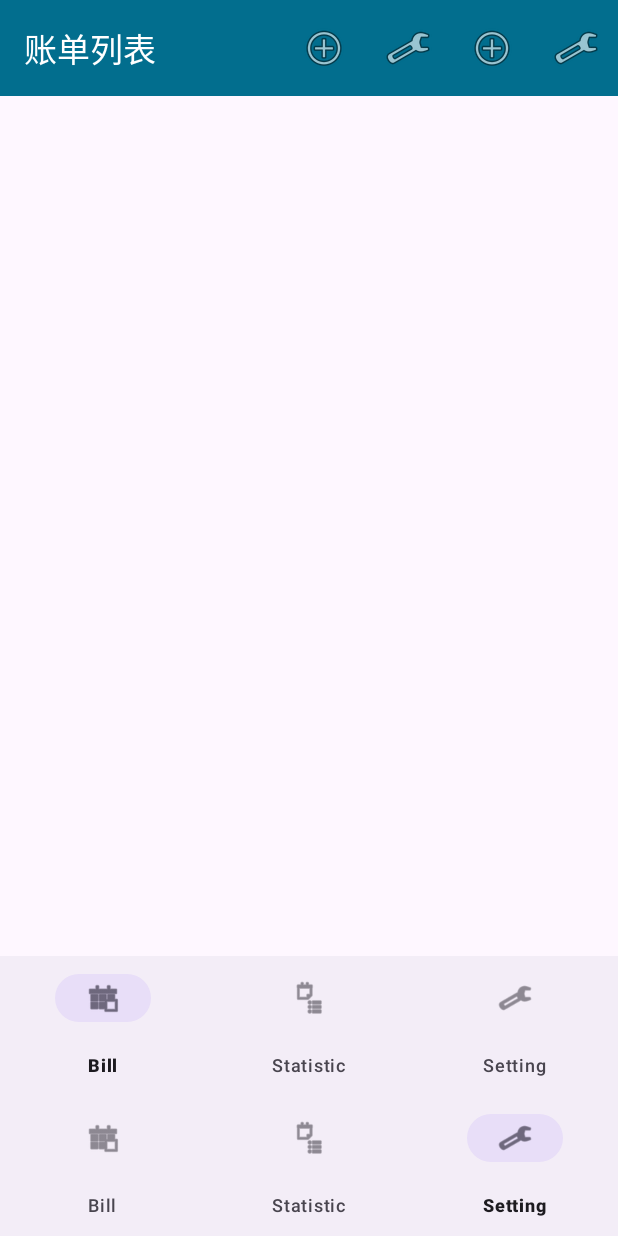
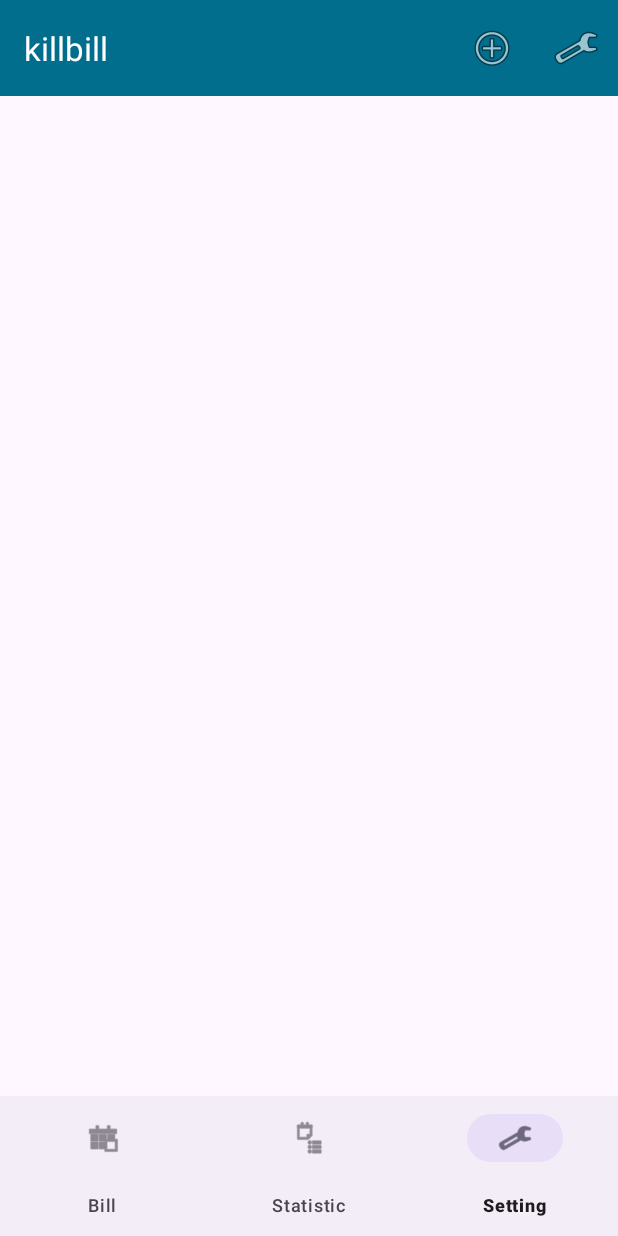
Before and after one commit to JerryHuang0424/killbill, an Android app: the screen it shows after launch (MainActivity), item 3 of the bottom bar chosen, on a phone screen of 412 x 824 dp. Run offline under Robolectric (Android 15) with nearby library versions, the phone set to English and light mode, and no system bars; our stand-ins replace Timber; libraries missing offline, so code that uses them is left out: com.github.mikephil.charting, com.permissionx.guolindev; 3 statements that could not run were skipped.

Commit message:
完善了新结构的布局，解决了一些小问题，但是现在更新出现问题

```diff
--- a/app/src/main/java/org/wit/killbill/activity/MainActivity.kt
+++ b/app/src/main/java/org/wit/killbill/activity/MainActivity.kt
@@ -6,7 +6,9 @@ import android.os.Bundle
 import android.os.Handler
 import android.os.Looper
 import android.view.Menu
+import android.view.MenuItem
 import android.widget.Toast
+import androidx.activity.result.contract.ActivityResultContracts
 import androidx.annotation.RequiresApi
 import androidx.appcompat.app.AppCompatActivity
 import androidx.core.app.NotificationManagerCompat
@@ -21,9 +23,11 @@ import org.wit.killbill.notifyServer.NotifyService
 
 
 class MainActivity : AppCompatActivity() {
+    private val handler = Handler(Looper.getMainLooper())
+    private lateinit var refreshRunnable: Runnable
+    private val refreshInterval = 1000L // 1秒
     private lateinit var binding: MainActivityBinding
-    private val refreshHandler = Handler(Looper.getMainLooper())
-    private val refreshInterval = 1000L // 1秒 = 1000毫秒
+    private lateinit var notifyService: NotifyService
     companion object {
         private const val REQUEST_CODE = 9527
     }
@@ -31,8 +35,16 @@ class MainActivity : AppCompatActivity() {
     @RequiresApi(Build.VERSION_CODES.O)
     override fun onCreate(savedInstanceState: Bundle?) {
         super.onCreate(savedInstanceState)
+//        updateRunnable = object : Runnable {
+//            override fun run() {
+//                updateAllFragments()
+//                refreshHandler.postDelayed(this, refreshInterval)
+//            }
+//        }
         binding = MainActivityBinding.inflate(layoutInflater)
         setContentView(binding.root)
+
+//        startAutoUpdate()
 
         if (Build.VERSION.SDK_INT >= Build.VERSION_CODES.TIRAMISU
             && !PermissionX.isGranted(this, android.Manifest.permission.POST_NOTIFICATIONS)) {
@@ -49,6 +61,9 @@ class MainActivity : AppCompatActivity() {
             startForegroundService(intent)
         }
 
+        binding.toolbar.title = title
+        setSupportActionBar(binding.toolbar)
+
         setupBottomNavigation()
         if (savedInstanceState == null) {
             // 默认加载DailyFragment
@@ -57,6 +72,38 @@ class MainActivity : AppCompatActivity() {
                 .commit()
         }
     }
+//    private fun startAutoUpdate() {
+//        refreshHandler.postDelayed(updateRunnable, refreshInterval)
+//    }
+//
+//    private fun stopAutoUpdate() {
+//        refreshHandler.removeCallbacks(updateRunnable)
+//    }
+//
+//    fun updateAllFragments() {
+//        supportFragmentManager.fragments.forEach { fragment ->
+//            when (fragment) {
+//                is DailyFragment -> fragment.updateRecyclerView()
+//                is NotifyListFragment -> fragment.updateRecyclerView()
+//            }
+//        }
+//    }
+//
+//    override fun onPause() {
+//        super.onPause()
+//        stopAutoUpdate() // 暂停时停止更新
+//    }
+//
+//    override fun onResume() {
+//        super.onResume()
+//        startAutoUpdate() // 恢复时重新开始更新
+//    }
+//
+//    override fun onDestroy() {
+//        super.onDestroy()
+//        stopAutoUpdate() // 销毁时确保停止
+//    }
+
 
     private fun setupBottomNavigation() {
         binding.bottomNavigation.setOnNavigationItemSelectedListener { item ->
@@ -86,18 +133,6 @@ class MainActivity : AppCompatActivity() {
             }
         }
     }
-//    private val refreshRunnable = object : Runnable {
-//        override fun run() {
-//            // 获取最新数据并更新 Adapter
-//            (binding.recyclerView.adapter)?.notifyItemRangeChanged(0,app.notifyNotifyModels.findAll().size)
-//            // 再次延迟执行（实现循环）
-//            refreshHandler.postDelayed(this, refreshInterval)
-//        }
-//    }
-//
-//    private fun startAutoRefresh() {
-//        refreshHandler.postDelayed(refreshRunnable, refreshInterval)
-//    }
 
     override fun onCreateOptionsMenu(menu: Menu?): Boolean {
         menuInflater.inflate(R.menu.menu_add, menu)
@@ -105,20 +140,21 @@ class MainActivity : AppCompatActivity() {
         return super.onCreateOptionsMenu(menu)
     }
 
-//    override fun onOptionsItemSelected(item: MenuItem): Boolean {
-//        when(item.itemId){
-//            R.id.item_add -> {
-//                val launchIntent = Intent(this, PageMainActivity::class.java)
-//                getResult.launch(launchIntent)            }
-//        }
-//        when(item.itemId){
-//            R.id.item_setting -> {
-//                requestPermission()
-//                return true
-//            }
-//        }
-//        return super.onOptionsItemSelected(item)
-//    }
+    override fun onOptionsItemSelected(item: MenuItem): Boolean {
+        when(item.itemId){
+            R.id.item_add -> {
+                val launchIntent = Intent(this, PageMainActivity::class.java)
+                startActivity(launchIntent)
+            }
+        }
+        when(item.itemId){
+            R.id.item_setting -> {
+                requestPermission()
+                return true
+            }
+        }
+        return super.onOptionsItemSelected(item)
+    }
 
     /**
      * 请求通知监听权限
@@ -141,16 +177,16 @@ class MainActivity : AppCompatActivity() {
         Toast.makeText(this, msg, Toast.LENGTH_SHORT).show()
     }
 
-//    override fun onActivityResult(requestCode: Int, resultCode: Int, data: Intent?) {
-//        super.onActivityResult(requestCode, resultCode, data)
-//        if (requestCode == REQUEST_CODE) {
-//            if (notifyService.isNLServiceEnabled()) {
-//                showMsg("通知服务已开启")
-//                notifyService.toggleNotificationListenerService(true)
-//            } else {
-//                showMsg("通知服务未开启")
-//                notifyService.toggleNotificationListenerService(false)
-//            }
-//        }
-//    }
+    override fun onActivityResult(requestCode: Int, resultCode: Int, data: Intent?) {
+        super.onActivityResult(requestCode, resultCode, data)
+        if (requestCode == REQUEST_CODE) {
+            if (notifyService.isNLServiceEnabled()) {
+                showMsg("通知服务已开启")
+                notifyService.toggleNotificationListenerService(true)
+            } else {
+                showMsg("通知服务未开启")
+                notifyService.toggleNotificationListenerService(false)
+            }
+        }
+    }
 }
--- a/app/src/main/java/org/wit/killbill/activity/NotifyListActivity.kt
+++ b/app/src/main/java/org/wit/killbill/activity/NotifyListActivity.kt
@@ -3,6 +3,8 @@ package org.wit.killbill.fragment
 import android.app.Activity.RESULT_OK
 import android.content.Intent
 import android.os.Bundle
+import android.os.Handler
+import android.os.Looper
 import android.view.LayoutInflater
 import android.view.Menu
 import android.view.MenuInflater
@@ -28,6 +30,9 @@ class NotifyListFragment : Fragment(), NotifyAdapterListener {
             return NotifyListFragment()
         }
     }
+    private val handler = Handler(Looper.getMainLooper())
+    private lateinit var refreshRunnable: Runnable
+    private val refreshInterval = 1000L // 1秒
     private var _binding: ActivityListMainBinding? = null
     private val binding get() = _binding!!
     private lateinit var app: MainApp
@@ -45,17 +50,45 @@ class NotifyListFragment : Fragment(), NotifyAdapterListener {
     override fun onViewCreated(view: View, savedInstanceState: Bundle?) {
         super.onViewCreated(view, savedInstanceState)
 
+        refreshRunnable = object : Runnable {
+            override fun run() {
+                updateRecyclerView()
+                handler.postDelayed(this, refreshInterval) // 循环执行
+            }
+        }
+
+        startAutoRefresh()
         app = requireActivity().application as MainApp
-
-        // 设置Toolbar
-        binding.toolbar.title = "账单列表"
-        (requireActivity() as? AppCompatActivity)?.setSupportActionBar(binding.toolbar)
-        setHasOptionsMenu(true)
 
         // 初始化RecyclerView
         val layoutManager = LinearLayoutManager(requireContext())
         binding.recyclerView.layoutManager = layoutManager
         binding.recyclerView.adapter = NotifyAdapter(app.notifyNotifyModels.findAll(), this)
+    }
+
+    private fun startAutoRefresh() {
+        handler.postDelayed(refreshRunnable, refreshInterval)
+    }
+
+    private fun stopAutoRefresh() {
+        handler.removeCallbacks(refreshRunnable)
+    }
+
+    override fun onPause() {
+        super.onPause()
+        stopAutoRefresh()
+    }
+
+    override fun onResume() {
+        super.onResume()
+        startAutoRefresh()
+    }
+
+
+
+    fun updateRecyclerView(){
+        binding.recyclerView.adapter?.notifyItemRangeChanged(0, app.notifyNotifyModels.findAll().size)
+
     }
 
     @Deprecated("Deprecated in Java")
@@ -105,6 +138,7 @@ class NotifyListFragment : Fragment(), NotifyAdapterListener {
 
     override fun onDestroyView() {
         super.onDestroyView()
+        stopAutoRefresh()
         _binding = null
     }
 }
--- a/app/src/main/java/org/wit/killbill/activity/dailyActivity.kt
+++ b/app/src/main/java/org/wit/killbill/activity/dailyActivity.kt
@@ -13,13 +13,9 @@ import androidx.activity.result.contract.ActivityResultContracts
 import androidx.annotation.RequiresApi
 import androidx.fragment.app.Fragment
 import androidx.recyclerview.widget.LinearLayoutManager
-import com.google.android.material.bottomnavigation.BottomNavigationView
-import com.permissionx.guolindev.PermissionX
-import org.wit.killbill.R
 import org.wit.killbill.activity.PageMainActivity
 import org.wit.killbill.adapter.NotifyAdapter
 import org.wit.killbill.adapter.NotifyAdapterListener
-import org.wit.killbill.backGroundService.BackGroundService
 import org.wit.killbill.databinding.DailyStatusBinding
 import org.wit.killbill.main.MainApp
 import org.wit.killbill.models.NotifyModel
@@ -32,12 +28,14 @@ class DailyFragment : Fragment(), NotifyAdapterListener {
             return DailyFragment()
         }
     }
+    private val handler = Handler(Looper.getMainLooper())
+    private lateinit var refreshRunnable: Runnable
+    private val refreshInterval = 1000L // 1秒
     private var _binding: DailyStatusBinding? = null
     private val binding get() = _binding!!
     private lateinit var app: MainApp
     private var position: Int = 0
-    private val refreshHandler = Handler(Looper.getMainLooper())
-    private val refreshInterval = 1000L // 1秒 = 1000毫秒
+
 
     @RequiresApi(Build.VERSION_CODES.O)
     override fun onCreateView(
@@ -52,10 +50,25 @@ class DailyFragment : Fragment(), NotifyAdapterListener {
     override fun onViewCreated(view: View, savedInstanceState: Bundle?) {
         super.onViewCreated(view, savedInstanceState)
 
-        app = requireActivity().application as MainApp
+        refreshRunnable = object : Runnable {
+            override fun run() {
+                updateRecyclerView()
+                handler.postDelayed(this, refreshInterval) // 循环执行
+            }
+        }
 
         startAutoRefresh()
 
+        app = requireActivity().application as MainApp
+
+        refreshRunnable = object : Runnable {
+            override fun run() {
+                updateRecyclerView() // 刷新数据
+                handler.postDelayed(this, refreshInterval) // 循环执行
+            }
+        }
+
+        startAutoRefresh()
         // 设置特定的时间，筛选全部账单中符合时间规定
         val calendar = Calendar.getInstance()
         val currentYear = calendar.get(Calendar.YEAR)
@@ -90,14 +103,26 @@ class DailyFragment : Fragment(), NotifyAdapterListener {
     }
 
     private fun startAutoRefresh() {
-        refreshHandler.postDelayed(refreshRunnable, refreshInterval)
+        handler.postDelayed(refreshRunnable, refreshInterval)
     }
 
-    private val refreshRunnable = object : Runnable {
-        override fun run() {
-            binding.rvBillList.adapter?.notifyItemRangeChanged(0, app.notifyNotifyModels.findAll().size)
-            refreshHandler.postDelayed(this, refreshInterval)
-        }
+    private fun stopAutoRefresh() {
+        handler.removeCallbacks(refreshRunnable)
+    }
+
+    override fun onPause() {
+        super.onPause()
+        stopAutoRefresh()
+    }
+
+    override fun onResume() {
+        super.onResume()
+        startAutoRefresh()
+    }
+
+    fun updateRecyclerView(){
+        binding.rvBillList.adapter?.notifyItemRangeChanged(0, app.notifyNotifyModels.findAll().size)
+
     }
 
     override fun onCardClick(notify: NotifyModel, pos: Int) {
@@ -118,7 +143,7 @@ class DailyFragment : Fragment(), NotifyAdapterListener {
 
     override fun onDestroyView() {
         super.onDestroyView()
+        stopAutoRefresh()
         _binding = null
-        refreshHandler.removeCallbacks(refreshRunnable)
     }
 }
--- a/app/src/main/java/org/wit/killbill/activity/statisticActivity.kt
+++ b/app/src/main/java/org/wit/killbill/activity/statisticActivity.kt
@@ -54,6 +54,8 @@ class StatisticFragment : Fragment(), NotifyAdapterListener {
 
         app = requireActivity().application as MainApp
 
+
+
         // 设置特定的时间，筛选全部账单中符合时间规定
         val calendar = Calendar.getInstance()
         val currentYear = calendar.get(Calendar.YEAR)
@@ -79,6 +81,8 @@ class StatisticFragment : Fragment(), NotifyAdapterListener {
                 }
             }
         }
+
+        _binding?.titleText?.setText("${currentMonth}月的消费统计")
 
         val mergedEntries = pieChartList
             .groupBy { it.label }
--- a/app/src/main/res/layout/activity_list_main.xml
+++ b/app/src/main/res/layout/activity_list_main.xml
@@ -14,21 +14,6 @@
         android:orientation="vertical"
         android:layout_above="@id/bottom_navigation">
 
-        <com.google.android.material.appbar.AppBarLayout
-            android:layout_width="match_parent"
-            android:layout_height="wrap_content"
-            android:background="@color/colorAccent"
-            android:fitsSystemWindows="true"
-            app:elevation="0dp"
-            app:theme="@style/ThemeOverlay.AppCompat.Dark.ActionBar">
-
-            <androidx.appcompat.widget.Toolbar
-                android:id="@+id/toolbar"
-                android:layout_width="match_parent"
-                android:layout_height="?attr/actionBarSize"
-                app:titleTextColor="@color/colorPrimary" />
-        </com.google.android.material.appbar.AppBarLayout>
-
         <androidx.recyclerview.widget.RecyclerView
             android:id="@+id/recyclerView"
             android:layout_width="match_parent"
@@ -37,12 +22,4 @@
 
     </LinearLayout>
 
-    <!-- 底部导航栏 - 固定在底部 -->
-    <com.google.android.material.bottomnavigation.BottomNavigationView
-        android:id="@+id/bottom_list"
-        android:layout_width="match_parent"
-        android:layout_height="93dp"
-        android:layout_gravity="bottom"
-        app:menu="@menu/bottom_nav_menu" />
-
 </androidx.coordinatorlayout.widget.CoordinatorLayout>
--- a/app/src/main/res/layout/main_activity.xml
+++ b/app/src/main/res/layout/main_activity.xml
@@ -3,6 +3,21 @@
     android:layout_width="match_parent"
     android:layout_height="match_parent"
     android:orientation="vertical">
+
+    <com.google.android.material.appbar.AppBarLayout
+        android:layout_width="match_parent"
+        android:layout_height="wrap_content"
+        android:background="@color/colorAccent"
+        android:fitsSystemWindows="true"
+        app:elevation="0dp"
+        app:theme="@style/ThemeOverlay.AppCompat.Dark.ActionBar">
+
+        <androidx.appcompat.widget.Toolbar
+            android:id="@+id/toolbar"
+            android:layout_width="match_parent"
+            android:layout_height="?attr/actionBarSize"
+            app:titleTextColor="@color/colorPrimary" />
+    </com.google.android.material.appbar.AppBarLayout>
 
     <FrameLayout
         android:id="@+id/container"
--- a/app/src/main/res/layout/statistic.xml
+++ b/app/src/main/res/layout/statistic.xml
@@ -20,9 +20,10 @@
 
             <!-- 标题 -->
             <TextView
+                android:id="@+id/titleText"
                 android:layout_width="wrap_content"
                 android:layout_height="wrap_content"
-                android:text="消费统计"
+                android:text=""
                 android:textSize="20sp"
                 android:textStyle="bold"
                 android:layout_gravity="center_horizontal"
@@ -32,7 +33,7 @@
                 android:id="@+id/emptyText"
                 android:layout_width="match_parent"
                 android:layout_height="wrap_content"
-                android:text="本月暂无消费记录"
+                android:text="@string/empty_title"
                 android:textSize="16sp"
                 android:gravity="center"
                 android:visibility="gone"
--- a/app/src/main/res/values/strings.xml
+++ b/app/src/main/res/values/strings.xml
@@ -20,4 +20,5 @@
     <string name="pie_chart_title">支出分类占比</string>
     <string name="legend_title">图例说明</string>
     <string name="statistic_title">Cost statistic</string>
+    <string name="empty_title">本月暂无消费记录</string>
 </resources>
```
Also changed, not shown: app/src/main/AndroidManifest.xml (+4 -4 lines).
